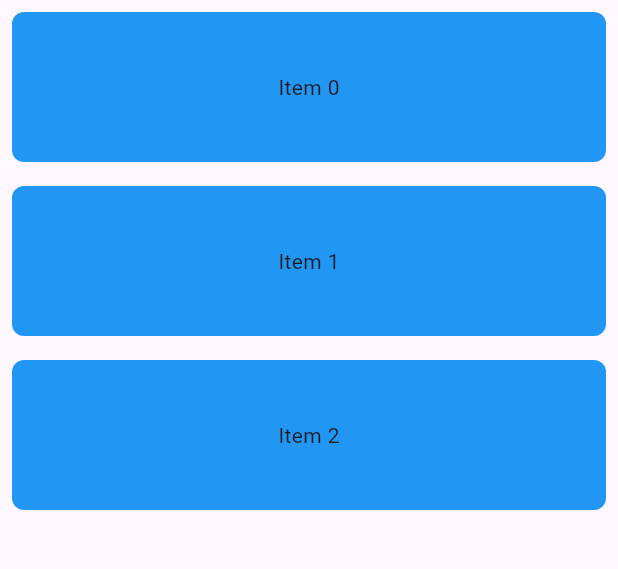
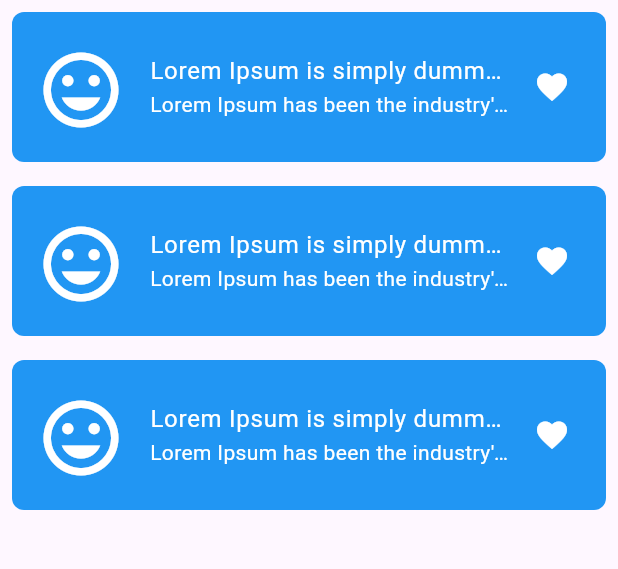
Before and after one commit to bixat/flexible_wrap, a Flutter app: the screen it shows after launch, on a phone screen of 412 x 824 dp, the part 84-653 px from its top. Run offline on Flutter 3.47's test engine with Material 3 defaults, Android fonts, the phone set to English and light mode, and no system bars.

Commit message:
Improved example

```diff
--- a/example/lib/main.dart
+++ b/example/lib/main.dart
@@ -53,7 +53,29 @@ class _MyHomePageState extends State<MyHomePage> {
                 decoration: BoxDecoration(
                     color: Colors.blue,
                     borderRadius: BorderRadius.circular(8.0)),
-                child: Center(child: Text('Item $index')),
+                child: const Center(
+                  child: ListTile(
+                    title: Text(
+                      "Lorem Ipsum is simply dummy text",
+                      style: TextStyle(color: Colors.white),
+                      overflow: TextOverflow.ellipsis,
+                    ),
+                    subtitle: Text(
+                      "Lorem Ipsum has been the industry's standard",
+                      style: TextStyle(color: Colors.white),
+                      overflow: TextOverflow.ellipsis,
+                    ),
+                    leading: Icon(
+                      Icons.insert_emoticon,
+                      color: Colors.white,
+                      size: 60.0,
+                    ),
+                    trailing: Icon(
+                      Icons.favorite,
+                      color: Colors.white,
+                    ),
+                  ),
+                ),
               ),
             );
           }).toList(),
```
